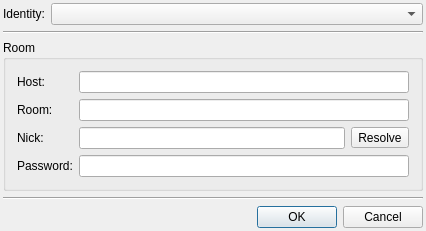
The window that trunk/src/plugins/multiuserchat/joinmultichatdialog.ui (vacuum-im/vacuum-im) describes before a commit, drawn with Qt 5.
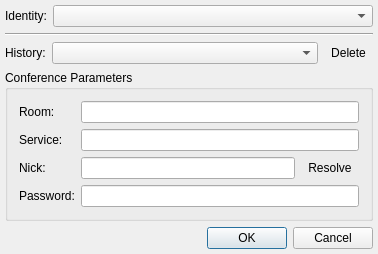
The same window after the commit.

```diff
--- a/trunk/src/plugins/multiuserchat/joinmultichatdialog.ui
+++ b/trunk/src/plugins/multiuserchat/joinmultichatdialog.ui
@@ -6,13 +6,13 @@
    <rect>
     <x>0</x>
     <y>0</y>
-    <width>426</width>
-    <height>215</height>
+    <width>378</width>
+    <height>239</height>
    </rect>
   </property>
-  <layout class="QVBoxLayout">
+  <layout class="QVBoxLayout" name="verticalLayout">
    <property name="margin">
-    <number>3</number>
+    <number>5</number>
    </property>
    <item>
     <layout class="QHBoxLayout">
@@ -52,43 +52,77 @@
     </widget>
    </item>
    <item>
-    <widget class="QGroupBox" name="grbRoom">
+    <layout class="QHBoxLayout" name="horizontalLayout">
+     <item>
+      <widget class="QLabel" name="lblHistory">
+       <property name="text">
+        <string>History:</string>
+       </property>
+       <property name="textFormat">
+        <enum>Qt::PlainText</enum>
+       </property>
+       <property name="buddy">
+        <cstring>cmbHistory</cstring>
+       </property>
+      </widget>
+     </item>
+     <item>
+      <widget class="QComboBox" name="cmbHistory">
+       <property name="sizePolicy">
+        <sizepolicy hsizetype="Expanding" vsizetype="Fixed">
+         <horstretch>0</horstretch>
+         <verstretch>0</verstretch>
+        </sizepolicy>
+       </property>
+       <property name="sizeAdjustPolicy">
+        <enum>QComboBox::AdjustToMinimumContentsLength</enum>
+       </property>
+      </widget>
+     </item>
+     <item>
+      <widget class="QToolButton" name="tlbDeleteHistory">
+       <property name="text">
+        <string>Delete</string>
+       </property>
+       <property name="autoRaise">
+        <bool>true</bool>
+       </property>
+      </widget>
+     </item>
+    </layout>
+   </item>
+   <item>
+    <widget class="QGroupBox" name="grbConference">
      <property name="title">
-      <string>Room</string>
+      <string>Conference Parameters</string>
      </property>
-     <layout class="QGridLayout">
+     <layout class="QGridLayout" name="gridLayout">
       <item row="0" column="0">
-       <widget class="QLabel" name="lblHost">
-        <property name="text">
-         <string>Host:</string>
-        </property>
-        <property name="textFormat">
-         <enum>Qt::PlainText</enum>
-        </property>
-        <property name="buddy">
-         <cstring>lneHost</cstring>
-        </property>
-       </widget>
-      </item>
-      <item row="0" column="1" colspan="2">
-       <widget class="QLineEdit" name="lneHost"/>
-      </item>
-      <item row="1" column="0">
        <widget class="QLabel" name="lblRoom">
         <property name="text">
          <string>Room:</string>
         </property>
-        <property name="textFormat">
-         <enum>Qt::PlainText</enum>
-        </property>
-        <property name="buddy">
-         <cstring>lneRoom</cstring>
-        </property>
        </widget>
       </item>
-      <item row="1" column="1" colspan="2">
+      <item row="0" column="1" colspan="2">
        <widget class="QLineEdit" name="lneRoom"/>
       </item>
+      <item row="1" column="0">
+       <widget class="QLabel" name="lblService">
+        <property name="text">
+         <string>Service:</string>
+        </property>
+        <property name="textFormat">
+         <enum>Qt::PlainText</enum>
+        </property>
+        <property name="buddy">
+         <cstring>lneService</cstring>
+        </property>
+       </widget>
+      </item>
+      <item row="1" column="1" colspan="2">
+       <widget class="QLineEdit" name="lneService"/>
+      </item>
       <item row="2" column="0">
        <widget class="QLabel" name="lblNick">
         <property name="text">
@@ -105,6 +139,22 @@
       <item row="2" column="1">
        <widget class="QLineEdit" name="lneNick"/>
       </item>
+      <item row="2" column="2">
+       <widget class="QToolButton" name="tlbResolveNick">
+        <property name="sizePolicy">
+         <sizepolicy hsizetype="Preferred" vsizetype="Fixed">
+          <horstretch>0</horstretch>
+          <verstretch>0</verstretch>
+         </sizepolicy>
+        </property>
+        <property name="text">
+         <string>Resolve</string>
+        </property>
+        <property name="autoRaise">
+         <bool>true</bool>
+        </property>
+       </widget>
+      </item>
       <item row="3" column="0">
        <widget class="QLabel" name="lblPassword">
         <property name="text">
@@ -125,23 +175,9 @@
         </property>
        </widget>
       </item>
-      <item row="2" column="2">
-       <widget class="QToolButton" name="tlbResolveNick">
-        <property name="text">
-         <string>Resolve</string>
-        </property>
-       </widget>
-      </item>
      </layout>
     </widget>
    </item>
-   <item>
-    <widget class="Line" name="lineHorizontal">
-     <property name="orientation">
-      <enum>Qt::Horizontal</enum>
-     </property>
-    </widget>
-   </item>
    <item>
     <widget class="QDialogButtonBox" name="btbButtons">
      <property name="standardButtons">
```
Left out of the diff: 9 changed lines with no effect on the pictures.
